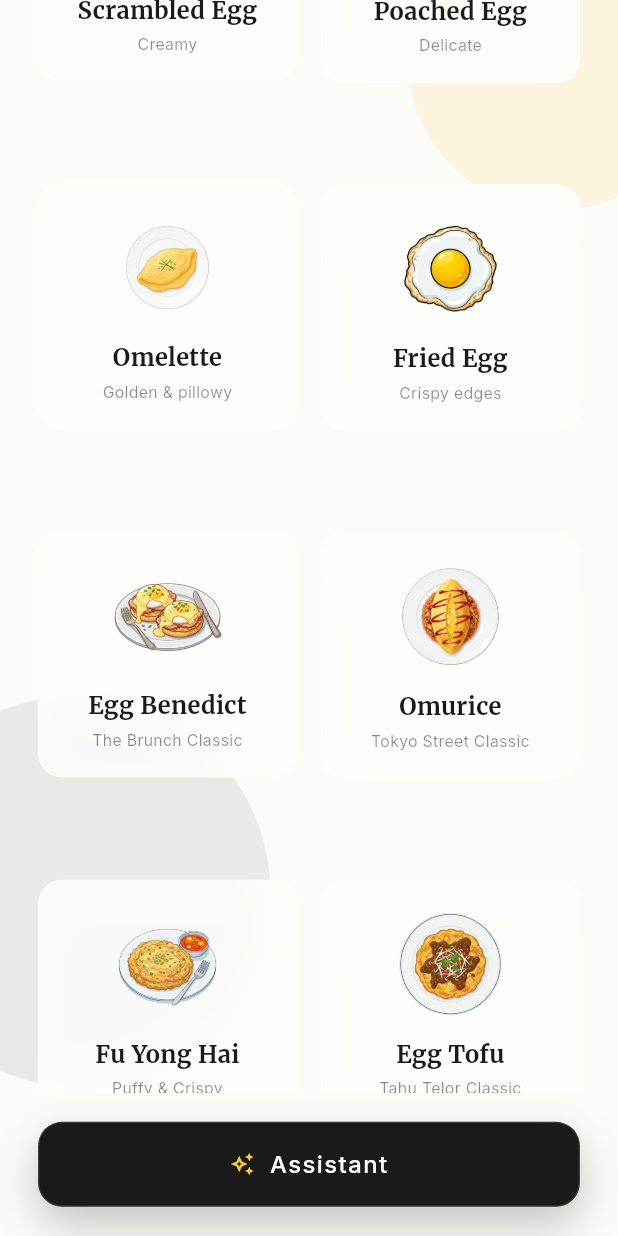
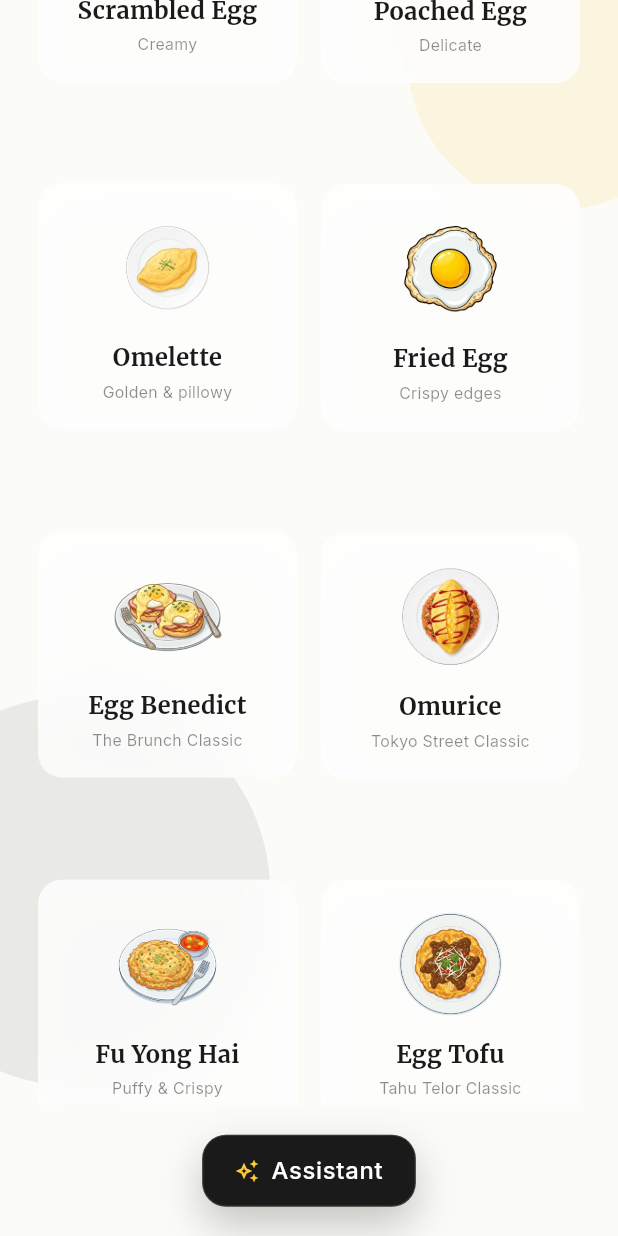
Before and after one commit to gwaisey/eggy, a Flutter app: the screen it shows after launch, scrolled down 576 dp, on a phone screen of 412 x 824 dp. Run offline on Flutter 3.47's test engine with Material 3 defaults, Android fonts, the phone set to English and light mode, and no system bars; drawn by our look-alikes of flutter_animate; our stand-ins replace cached_network_image, flutter_dotenv, flutter_local_notifications, flutter_markdown, google_fonts, shared_preferences.

Commit message:
fix: resolve home screen overflow and secure vercel build injection

```diff
--- a/lib/screens/home_screen.dart
+++ b/lib/screens/home_screen.dart
@@ -174,19 +174,24 @@ class _HomeScreenState extends State<HomeScreen> {
                   child: FloatingButton(
                     onTap: () => Navigator.pushNamed(context, '/chat'),
                     backgroundColor: EggyColors.onyx,
+                    padding: EdgeInsets.symmetric(horizontal: res.spClamped(20), vertical: res.hp(12)),
+                    child: FittedBox(
+                      fit: BoxFit.scaleDown,
                       child: Row(
                         mainAxisAlignment: MainAxisAlignment.center,
+                        mainAxisSize: MainAxisSize.min,
                         children: [
-                        const Icon(Icons.auto_awesome_outlined, size: 16, color: EggyColors.champagne),
-                        const SizedBox(width: 10),
+                          const Icon(Icons.auto_awesome_outlined, size: 16, color: EggyColors.vibrantYolk),
+                          const SizedBox(width: 8),
                           Text('Assistant',
                             style: AppTheme.bodyMedium.copyWith(
                               fontSize: res.spClamped(15),
                               color: Colors.white,
-                            letterSpacing: 1.0,
+                              letterSpacing: 0.5,
                             )
                           ),
                         ],
+                      ),
                     ),
                   ),
                 ),
```
Also changed, not shown: 1 other file. Lines whose indentation alone changed are shown as unchanged.
